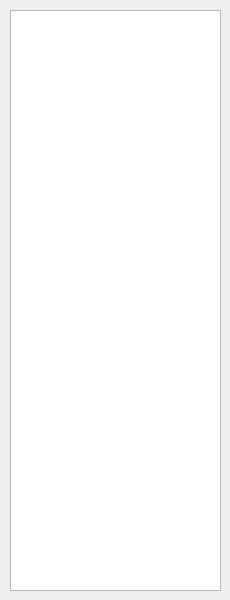
This is src/pindialog.ui in melak/veroroute as Qt 5 draws it before an edit. The edited form follows.
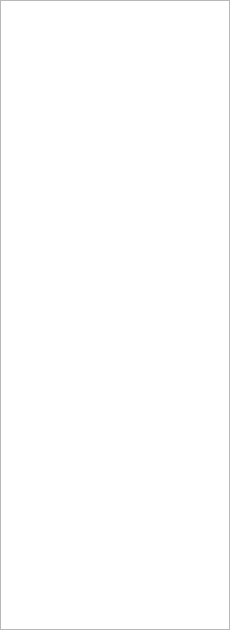
This is the edited form.

```diff
--- a/src/pindialog.ui
+++ b/src/pindialog.ui
@@ -7,19 +7,19 @@
     <x>0</x>
     <y>0</y>
     <width>230</width>
-    <height>600</height>
+    <height>630</height>
    </rect>
   </property>
   <property name="minimumSize">
    <size>
     <width>230</width>
-    <height>600</height>
+    <height>630</height>
    </size>
   </property>
   <property name="maximumSize">
    <size>
     <width>230</width>
-    <height>600</height>
+    <height>630</height>
    </size>
   </property>
   <property name="windowTitle">
@@ -28,10 +28,10 @@
   <widget class="QTableWidget" name="tableWidget">
    <property name="geometry">
     <rect>
-     <x>10</x>
-     <y>10</y>
-     <width>211</width>
-     <height>581</height>
+     <x>0</x>
+     <y>0</y>
+     <width>230</width>
+     <height>630</height>
     </rect>
    </property>
    <property name="focusPolicy">
```
